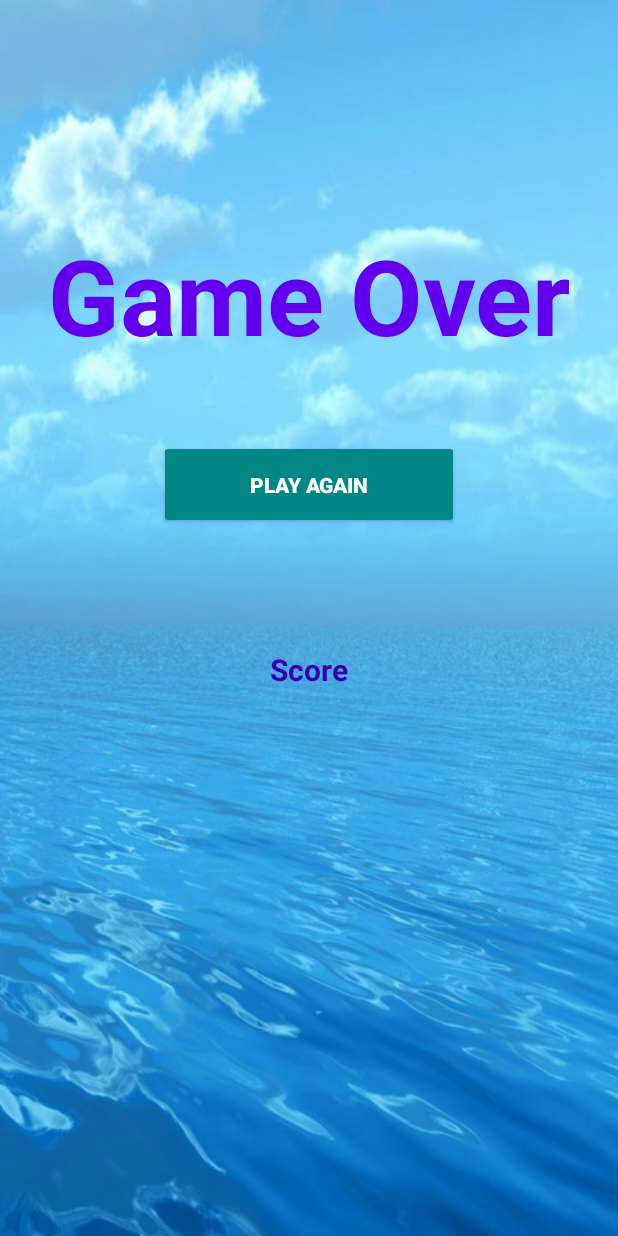
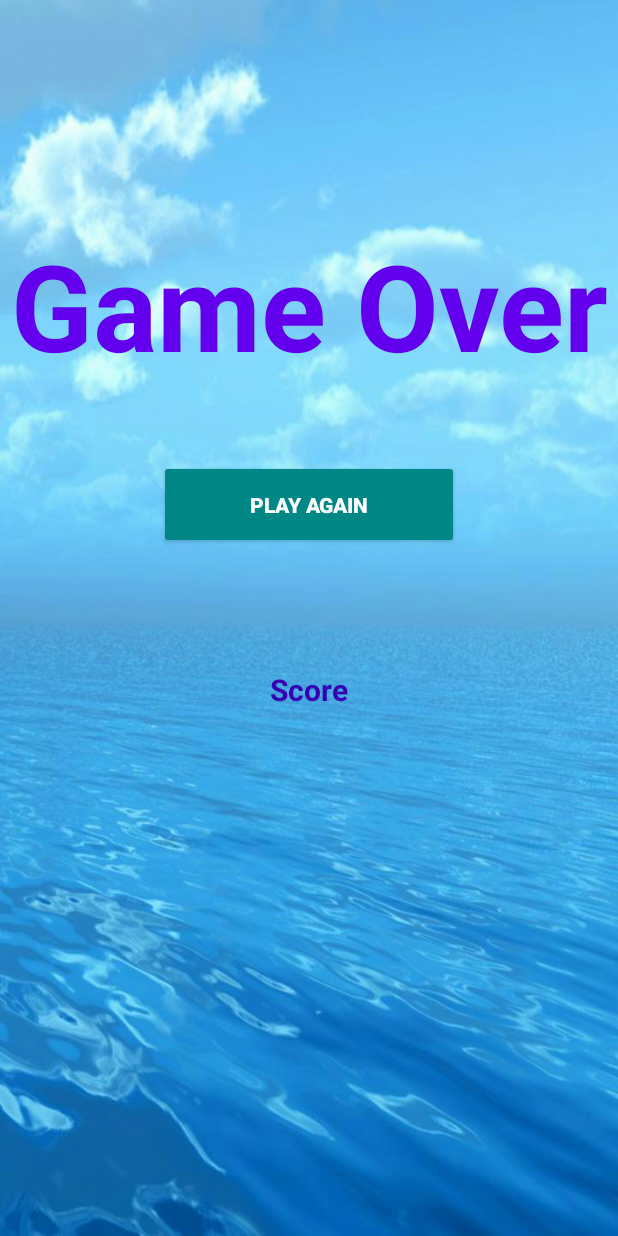
Before and after one commit to MakhloufHedi/FishGameApp, an Android app: the layout activity_game_over.xml on its own in the app's theme, with its tools: preview values and no code run, on a phone screen of 412 x 824 dp. Run offline under Robolectric (Android 15) with nearby library versions, the phone set to English and light mode, and no system bars.

Commit message:
FishGame Android App

```diff
--- a/app/src/main/res/layout/activity_game_over.xml
+++ b/app/src/main/res/layout/activity_game_over.xml
@@ -18,7 +18,7 @@
         android:text="Game Over"
         android:textAlignment="center"
         android:textColor="#FF6200EE"
-        android:textSize="70sp"
+        android:textSize="80sp"
         android:textStyle="bold"/>
     <Button
         android:layout_width="200dp"
```
